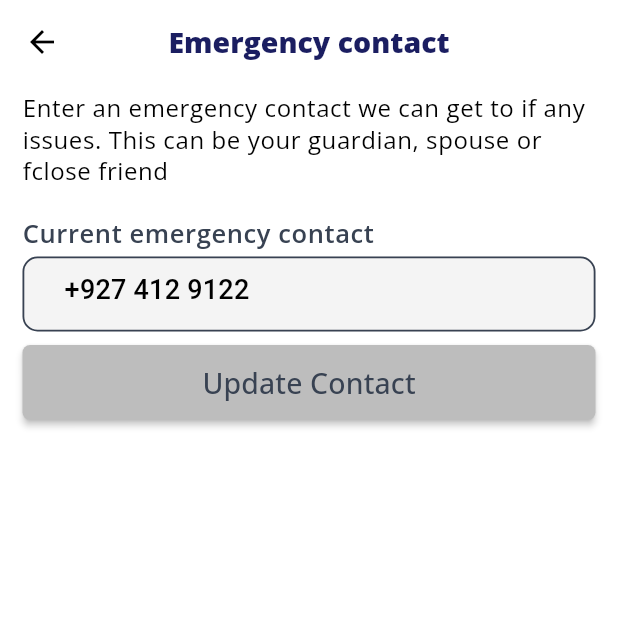
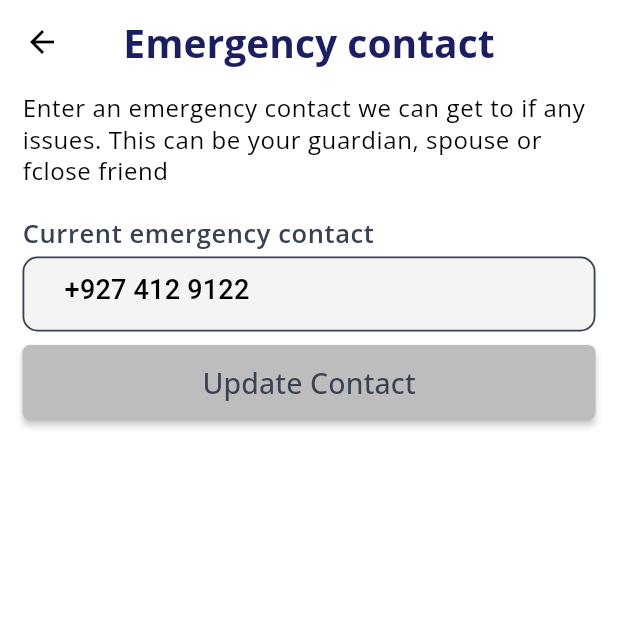
Before and after one commit to winninggodspower/mobi_health, a Flutter app: the EmergencyContact screen opened directly, on a phone screen of 412 x 824 dp, the top half of it. Run offline on Flutter 3.47's test engine with Material 3 defaults, Android fonts, the phone set to English and light mode, and no system bars; our stand-ins replace cloud_firestore, country_picker, firebase_auth, firebase_core, flutter_local_notifications, flutter_svg and 6 more; missing offline and left inert: health, workmanager; accounts and stored records are empty; Roboto replaces fonts that are missing (Alegreya).

Commit message:
style app_bar

```diff
--- a/lib/widgets/app_bar.dart
+++ b/lib/widgets/app_bar.dart
@@ -13,9 +13,9 @@ AppBar appAppBar(String title) {
     title: Text(
       title,
       style: GoogleFonts.openSans(
-        fontSize: 19,
+        fontSize: 26,
         color: AppColors.primary_800Color,
-        fontWeight: FontWeight.w800,
+        fontWeight: FontWeight.w700,
       ),
     ),
   );
```
